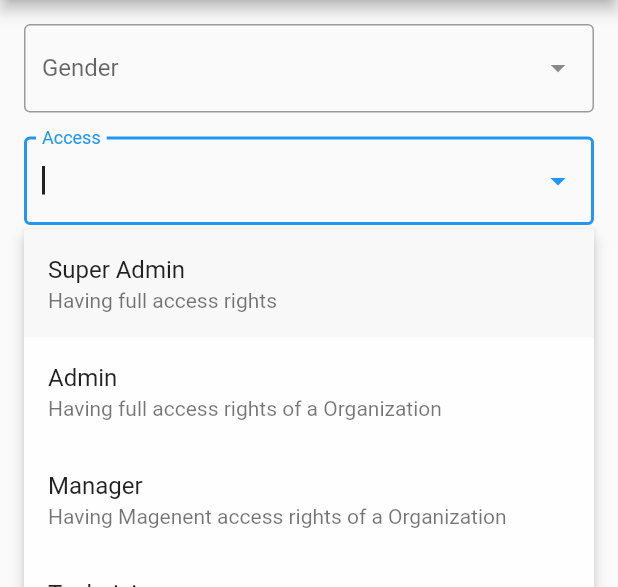
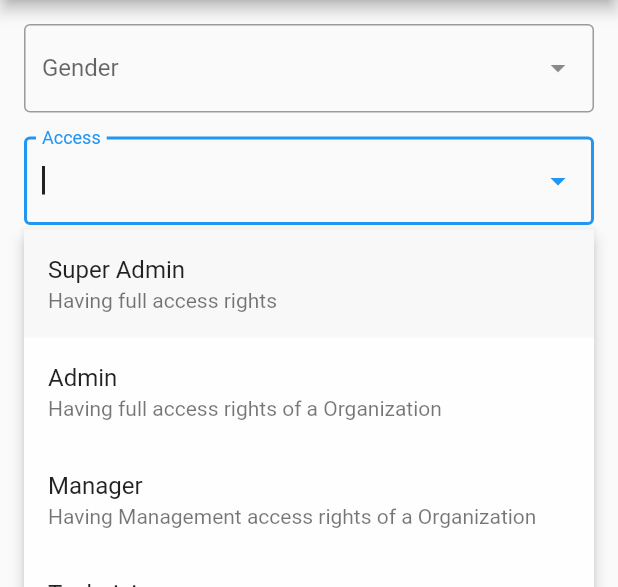
Before and after one commit to crawlinknetworks/dropdown_plus, a Flutter app: the screen it shows after launch, after a tap on "Access", on a phone screen of 412 x 824 dp, the part 84-671 px from its top. Run offline on Flutter 3.47's test engine with Material 2 defaults, Android fonts, the phone set to English and light mode, and no system bars.

Commit message:
make generic

```diff
--- a/example/lib/main.dart
+++ b/example/lib/main.dart
@@ -24,29 +24,37 @@ class MyHomePage extends StatefulWidget {
 }
 
 class _MyHomePageState extends State<MyHomePage> {
-  final List<Map<String, dynamic>> _roles = [
-    {"name": "Super Admin", "desc": "Having full access rights", "role": 1},
-    {
-      "name": "Admin",
-      "desc": "Having full access rights of a Organization",
-      "role": 2
-    },
-    {
-      "name": "Manager",
-      "desc": "Having Magenent access rights of a Organization",
-      "role": 3
-    },
-    {
-      "name": "Technician",
-      "desc": "Having Technician Support access rights",
-      "role": 4
-    },
-    {
-      "name": "Customer Support",
-      "desc": "Having Customer Support access rights",
-      "role": 5
-    },
-    {"name": "User", "desc": "Having End User access rights", "role": 6},
+  final List<UserRole> _roles = [
+    UserRole(
+      "Super Admin",
+      "Having full access rights",
+      1,
+    ),
+    UserRole(
+      "Admin",
+      "Having full access rights of a Organization",
+      2,
+    ),
+    UserRole(
+      "Manager",
+      "Having Management access rights of a Organization",
+      3,
+    ),
+    UserRole(
+      "Technician",
+      "Having Technician Support access rights",
+      4,
+    ),
+    UserRole(
+      "Customer Support",
+      "Having Customer Support access rights",
+      5,
+    ),
+    UserRole(
+      "User",
+      "Having End User access rights",
+      6,
+    ),
   ];
 
   @override
@@ -70,35 +78,35 @@ class _MyHomePageState extends State<MyHomePage> {
             SizedBox(
               height: 16,
             ),
-            DropdownFormField<Map<String, dynamic>>(
+            DropdownFormField<UserRole>(
               onEmptyActionPressed: () async {},
               decoration: InputDecoration(
                   border: OutlineInputBorder(),
                   suffixIcon: Icon(Icons.arrow_drop_down),
                   labelText: "Access"),
-              onSaved: (dynamic str) {},
-              onChanged: (dynamic str) {},
-              validator: (dynamic str) {},
-              displayItemFn: (dynamic item) => Text(
-                (item ?? {})['name'] ?? '',
+              onSaved: (role) {},
+              onChanged: (role) {},
+              validator: (role) {
+                return null;
+              },
+              displayItemFn: (item) => Text(
+                item?.name ?? '',
                 style: TextStyle(fontSize: 16),
               ),
-              findFn: (dynamic str) async => _roles,
-              selectedFn: (dynamic item1, dynamic item2) {
+              findFn: (str) async => _roles,
+              selectedFn: (item1, item2) {
                 if (item1 != null && item2 != null) {
-                  return item1['name'] == item2['name'];
+                  return item1.name == item2.name;
                 }
                 return false;
               },
-              filterFn: (dynamic item, str) =>
-                  item['name'].toLowerCase().indexOf(str.toLowerCase()) >= 0,
-              dropdownItemFn: (dynamic item, int position, bool focused,
-                      bool selected, Function() onTap) =>
+              filterFn: (item, str) =>
+                  item.name.toLowerCase().indexOf(str.toLowerCase()) >= 0,
+              dropdownItemFn: (item, int position, bool focused, bool selected,
+                      Function() onTap) =>
                   ListTile(
-                title: Text(item['name']),
-                subtitle: Text(
-                  item['desc'] ?? '',
-                ),
+                title: Text(item.name),
+                subtitle: Text(item.description),
                 tileColor:
                     focused ? Color.fromARGB(20, 0, 0, 0) : Colors.transparent,
                 onTap: onTap,
@@ -110,3 +118,11 @@ class _MyHomePageState extends State<MyHomePage> {
     );
   }
 }
+
+class UserRole {
+  final String name;
+  final String description;
+  final int number;
+
+  UserRole(this.name, this.description, this.number);
+}
--- a/lib/src/dropdown.dart
+++ b/lib/src/dropdown.dart
@@ -27,7 +27,7 @@ class DropdownFormField<T> extends StatefulWidget {
   /// It will trigger on user search
   final bool Function(T item, String str)? filterFn;
 
-  /// Check item is selectd
+  /// Check item is selected
   final bool Function(T? item1, T? item2)? selectedFn;
 
   /// Return list of items what need to list for dropdown.
@@ -35,11 +35,11 @@ class DropdownFormField<T> extends StatefulWidget {
   final Future<List<T>> Function(String str) findFn;
 
   /// Build dropdown Items, it get called for all dropdown items
-  ///  [item] = [dynamic value] List item to build dropdown Listtile
+  ///  [item] = [dynamic value] List item to build dropdown ListTile
   /// [lasSelectedItem] = [null | dynamic value] last selected item, it gives user chance to highlight selected item
   /// [position] = [0,1,2...] Index of the list item
   /// [focused] = [true | false] is the item if focused, it gives user chance to highlight focused item
-  /// [onTap] = [Function] *important! just assign this function to Listtile.onTap  = onTap, incase you missed this,
+  /// [onTap] = [Function] *important! just assign this function to ListTile.onTap  = onTap, in case you missed this,
   /// the click event if the dropdown item will not work.
   ///
   final ListTile Function(
@@ -56,7 +56,7 @@ class DropdownFormField<T> extends StatefulWidget {
   final InputDecoration? decoration;
   final Color? dropdownColor;
   final DropdownEditingController<T>? controller;
-  final void Function(T item)? onChanged;
+  final void Function(T? item)? onChanged;
   final void Function(T?)? onSaved;
   final String? Function(T?)? validator;
 
@@ -66,13 +66,13 @@ class DropdownFormField<T> extends StatefulWidget {
   /// Style the search box text
   final TextStyle? searchTextStyle;
 
-  /// Message to disloay if the search dows not match with any item, Default : "No matching found!"
+  /// Message to display if the search does not match with any item, Default : "No matching found!"
   final String emptyText;
 
   /// Give action text if you want handle the empty search.
   final String emptyActionText;
 
-  /// this functon triggers on click of emptyAction button
+  /// this function triggers on click of emptyAction button
   final Future<void> Function()? onEmptyActionPressed;
 
   DropdownFormField({
@@ -97,10 +97,10 @@ class DropdownFormField<T> extends StatefulWidget {
   }) : super(key: key);
 
   @override
-  DropdownFormFieldState createState() => DropdownFormFieldState<T>();
+  DropdownFormFieldState<T> createState() => DropdownFormFieldState<T>();
 }
 
-class DropdownFormFieldState<T> extends State<DropdownFormField>
+class DropdownFormFieldState<T> extends State<DropdownFormField<T>>
     with SingleTickerProviderStateMixin {
   final FocusNode _widgetFocusNode = FocusNode();
   final FocusNode _searchFocusNode = FocusNode();
@@ -108,11 +108,9 @@ class DropdownFormFieldState<T> extends State<DropdownFormField>
   final ValueNotifier<List<T>> _listItemsValueNotifier =
       ValueNotifier<List<T>>([]);
   final TextEditingController _searchTextController = TextEditingController();
-  final DropdownEditingController<T>? _controller =
-      DropdownEditingController<T>();
+  final _controller = DropdownEditingController<T>();
 
-  final Function(T?, T?) _selectedFn =
-      (dynamic item1, dynamic item2) => item1 == item2;
+  final Function(T?, T?) _selectedFn = (T? item1, T? item2) => item1 == item2;
 
   bool get _isEmpty => _selectedItem == null;
   bool _isFocused = false;
@@ -126,17 +124,15 @@ class DropdownFormFieldState<T> extends State<DropdownFormField>
   Timer? _debounce;
   String? _lastSearchString;
 
-  DropdownEditingController<dynamic>? get _effectiveController =>
+  DropdownEditingController<T> get _effectiveController =>
       widget.controller ?? _controller;
-
-  DropdownFormFieldState() : super() {}
 
   @override
   void initState() {
     super.initState();
 
     if (widget.autoFocus) _widgetFocusNode.requestFocus();
-    _selectedItem = _effectiveController!.value;
+    _selectedItem = _effectiveController.value;
 
     _searchFocusNode.addListener(() {
       if (!_searchFocusNode.hasFocus && _overlayEntry != null) {
@@ -179,12 +175,13 @@ class DropdownFormFieldState<T> extends State<DropdownFormField>
           child: FormField(
             validator: (str) {
               if (widget.validator != null) {
-                widget.validator!(_effectiveController!.value);
+                widget.validator!(_effectiveController.value);
               }
+              return null;
             },
             onSaved: (str) {
               if (widget.onSaved != null) {
-                widget.onSaved!(_effectiveController!.value);
+                widget.onSaved!(_effectiveController.value);
               }
             },
             builder: (state) {
@@ -337,7 +334,7 @@ class DropdownFormFieldState<T> extends State<DropdownFormField>
     }
   }
 
-  /// Dettach overlay from the dropdown widget
+  /// Detach overlay from the dropdown widget
   _removeOverlay() {
     if (_overlayEntry != null) {
       _overlayBackdropEntry!.remove();
@@ -401,7 +398,7 @@ class DropdownFormFieldState<T> extends State<DropdownFormField>
   }
 
   _search(String str) async {
-    List<T> items = await widget.findFn(str) as List<T>;
+    List<T> items = await widget.findFn(str);
 
     if (str.isNotEmpty && widget.filterFn != null) {
       items = items.where((item) => widget.filterFn!(item, str)).toList();
@@ -410,15 +407,13 @@ class DropdownFormFieldState<T> extends State<DropdownFormField>
     _options = items;
 
     _listItemsValueNotifier.value = items;
-
-    // print('_search ${_options!.length}');
   }
 
   _setValue() {
     var item = _options![_listItemFocusedPosition];
     _selectedItem = item;
 
-    _effectiveController!.value = _selectedItem;
+    _effectiveController.value = _selectedItem;
 
     if (widget.onChanged != null) {
       widget.onChanged!(_selectedItem);
@@ -426,14 +421,4 @@ class DropdownFormFieldState<T> extends State<DropdownFormField>
 
     setState(() {});
   }
-
-  _clearValue() {
-    var item;
-    _effectiveController!.value = item;
-
-    if (widget.onChanged != null) {
-      widget.onChanged!(_selectedItem);
-    }
-    _searchTextController.value = TextEditingValue(text: "");
-  }
 }
--- a/lib/src/text-dropdown.dart
+++ b/lib/src/text-dropdown.dart
@@ -6,7 +6,7 @@ class TextDropdownFormField extends StatelessWidget {
   final List<String> options;
   final InputDecoration? decoration;
   final DropdownEditingController<String>? controller;
-  final void Function(String item)? onChanged;
+  final void Function(String? item)? onChanged;
   final void Function(String?)? onSaved;
   final String? Function(String?)? validator;
   final bool Function(String item, String str)? filterFn;
```
